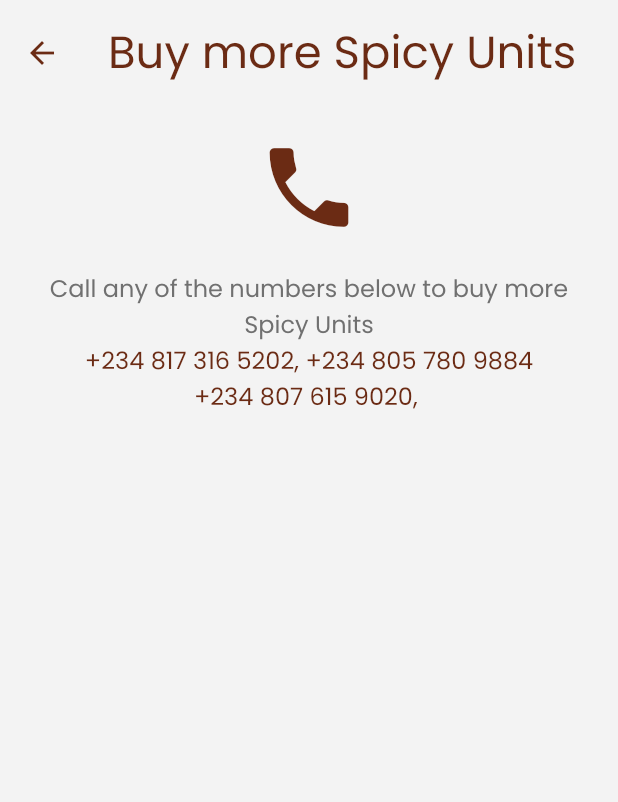
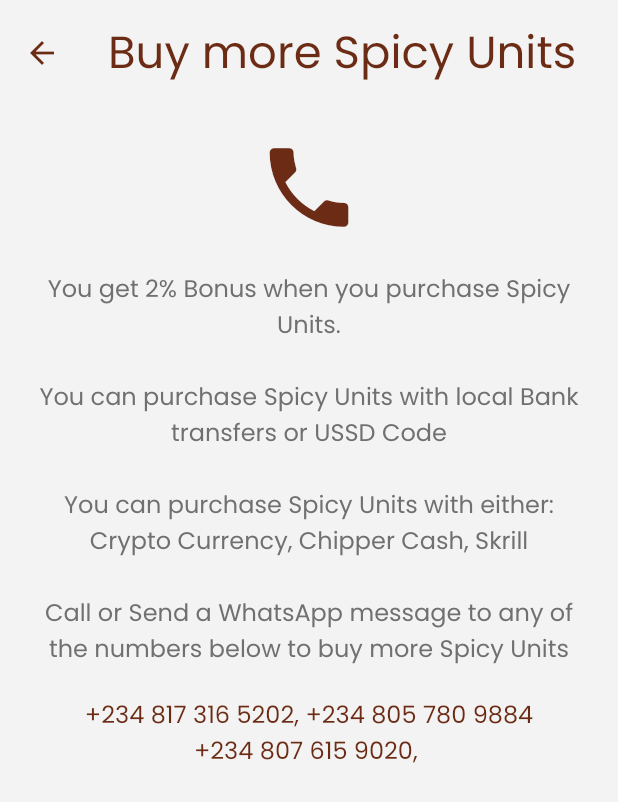
Before and after one commit to SpicyGuitarAcademy/spicyguitaracademy_app, a Flutter app: the ContactForSpicyUnitsPage screen opened by its route, on a phone screen of 412 x 824 dp. Shown: the top 802 px of the screen. Run offline on Flutter 3.47's test engine with Material 2 defaults, Android fonts, the phone set to English and light mode, and no system bars; our stand-ins replace accordion, chewie, device_info_plus, file_picker, flutter_cache_manager, flutter_svg and 5 more; missing offline and left inert: advance_pdf_viewer, chewie_audio, clipboard, crop_your_image, soundpool; accounts and stored records are empty; network calls fail; project files that could hold a hidden picture were left out.

Commit message:
refactor: updated the contact for spicy units page

```diff
--- a/lib/pages/public/contact_for_spicyunits.dart
+++ b/lib/pages/public/contact_for_spicyunits.dart
@@ -48,9 +48,13 @@ class ContactForSpicyUnitsPageState extends State<ContactForSpicyUnitsPage> {
                 Icon(Icons.phone, size: 70, color: brown),
                 SizedBox(height: 20.0),
                 Text(
-                  'Call any of the numbers below to buy more Spicy Units',
+                  'You get 2% Bonus when you purchase Spicy Units. \n\n' +
+                      'You can purchase Spicy Units with local Bank transfers or USSD Code\n\n' +
+                      'You can purchase Spicy Units with either: Crypto Currency, Chipper Cash, Skrill\n\n' +
+                      'Call or Send a WhatsApp message to any of the numbers below to buy more Spicy Units',
                   textAlign: TextAlign.center,
                 ),
+                SizedBox(height: 20),
                 Row(
                   mainAxisAlignment: MainAxisAlignment.center,
                   children: [
```
